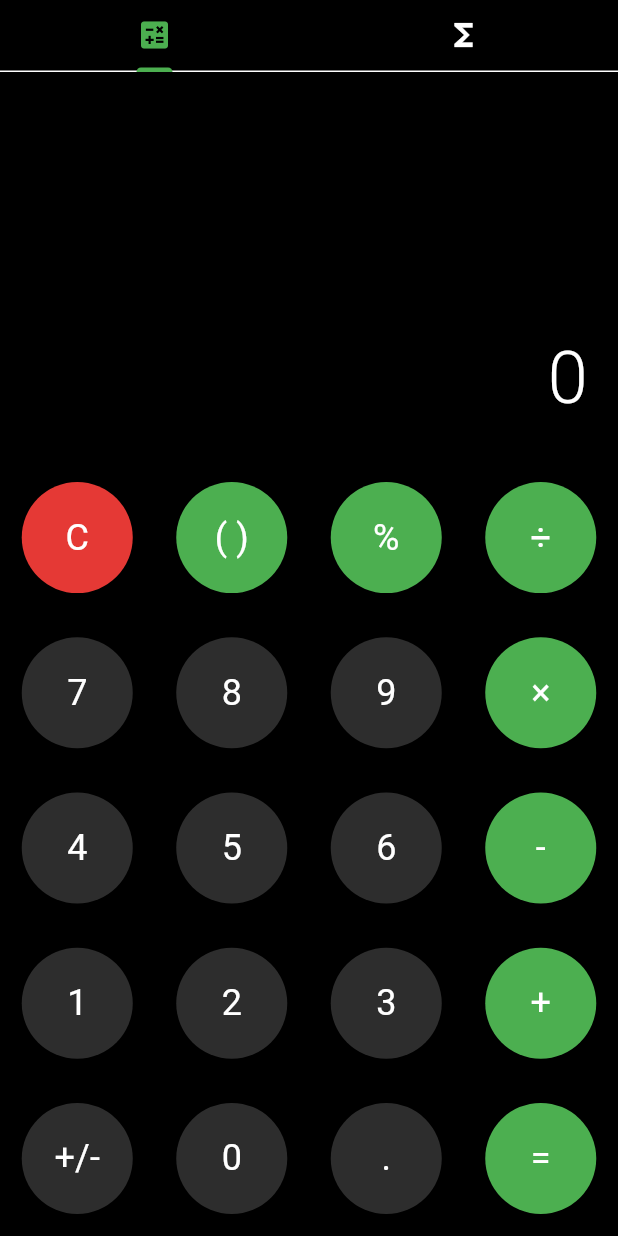
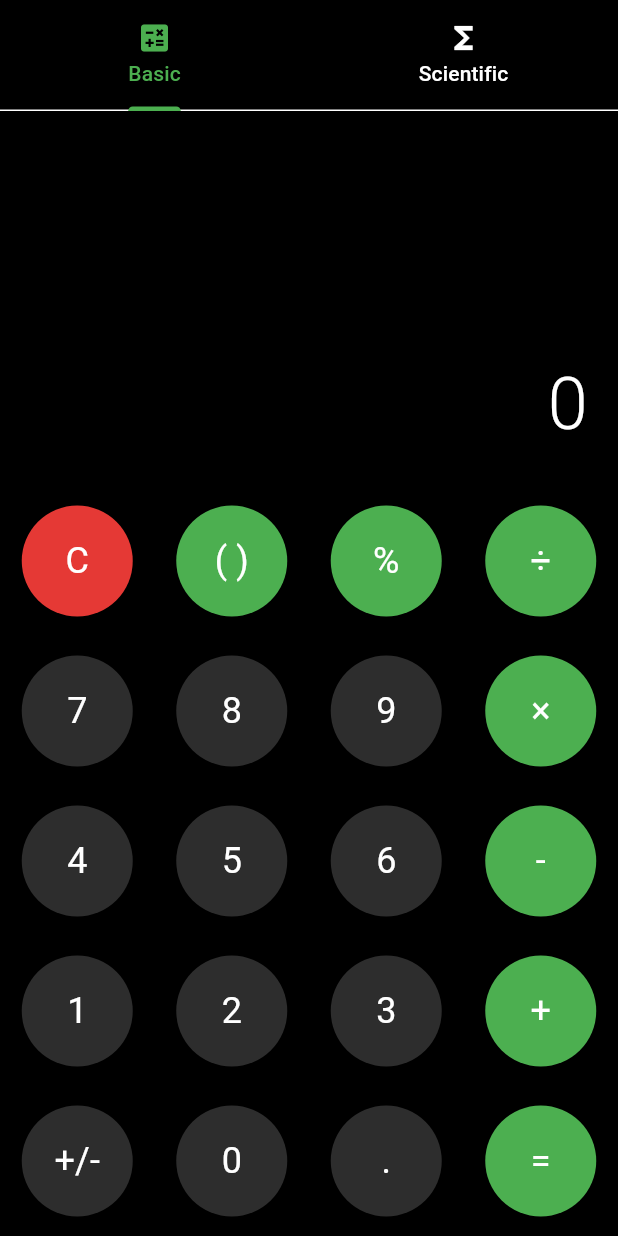
Before and after one commit to ShaijoGeorge/Numio-app, a Flutter app: the screen it shows after launch, on a phone screen of 412 x 824 dp. Run offline on Flutter 3.47's test engine with Material 3 defaults, Android fonts, the phone set to English and light mode, and no system bars.

Commit message:
Updated constants with scientifice calculator's constants.

```diff
--- a/lib/constants/app_constants.dart
+++ b/lib/constants/app_constants.dart
@@ -13,8 +13,11 @@ class AppConstants {
   static const double buttonPadding = 20.0;
   static const double buttonMargin = 4.0;
   static const double displayFontSize = 48.0;
+  static const double scientificFontSize = 16.0;
 
   //Strings
   static const String appTitle = 'Numio';
   static const String error = 'Error';
+  static const String basicTab = 'Basic';
+  static const String scientificTab = 'Scientific';
 }
```
